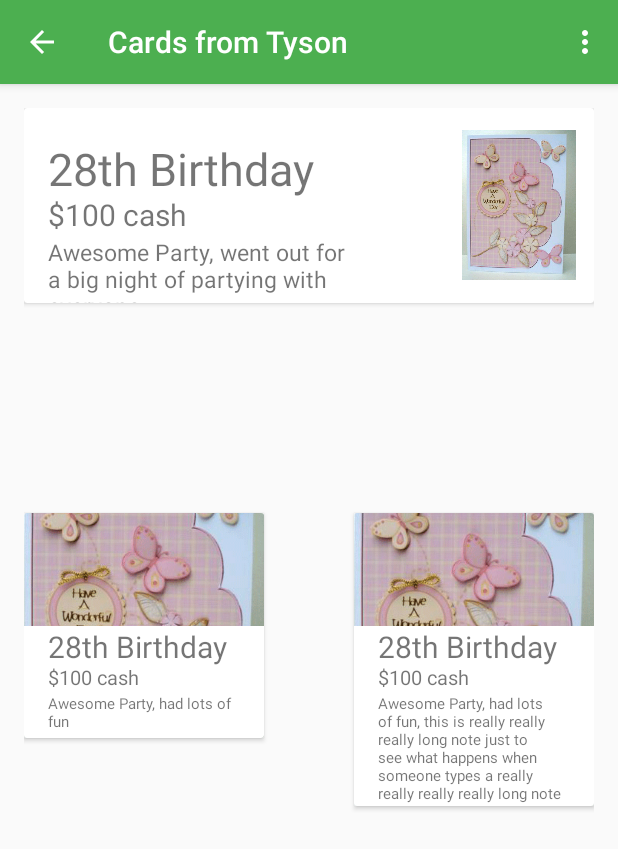
After one commit to tyelford/keepCard, an Android app: the CardTest screen opened directly, with no data from a screen before it, on a phone screen of 412 x 824 dp. The commit adds this screen. Shown: the top 849 px of the screen. Run offline under Robolectric (Android 15) with nearby library versions, the phone set to English and light mode, and no system bars.

Commit message:
Work on a material design

```diff
--- a/app/build.gradle
+++ b/app/build.gradle
@@ -22,4 +22,6 @@ android {
 dependencies {
     compile fileTree(dir: 'libs', include: ['*.jar'])
     compile 'com.android.support:appcompat-v7:22.0.0'
+    compile 'com.android.support:cardview-v7:21.0.+'
+    compile 'com.android.support:recyclerview-v7:21.0.+'
 }
--- a/app/src/main/AndroidManifest.xml
+++ b/app/src/main/AndroidManifest.xml
@@ -94,6 +94,14 @@
                 android:name="android.support.PARENT_ACTIVITY"
                 android:value="com.tyelford.cardkeeper.PersonActivity" />
         </activity>
+        <activity
+            android:name=".CardTest"
+            android:label="@string/title_activity_card_test"
+            android:parentActivityName=".Splash" >
+            <meta-data
+                android:name="android.support.PARENT_ACTIVITY"
+                android:value="com.tyelford.cardkeeper.Splash" />
+        </activity>
     </application>
 
 </manifest>
--- /dev/null
+++ b/app/src/main/java/com/tyelford/cardkeeper/CardTest.java
@@ -0,0 +1,40 @@
+package com.tyelford.cardkeeper;
+
+import android.app.Activity;
+import android.support.v7.app.ActionBarActivity;
+import android.os.Bundle;
+import android.view.Menu;
+import android.view.MenuItem;
+
+import com.tyelford.cardkeeper.R;
+
+public class CardTest extends Activity {
+
+    @Override
+    protected void onCreate(Bundle savedInstanceState) {
+        super.onCreate(savedInstanceState);
+        setContentView(R.layout.activity_card_test);
+    }
+
+    @Override
+    public boolean onCreateOptionsMenu(Menu menu) {
+        // Inflate the menu; this adds items to the action bar if it is present.
+        getMenuInflater().inflate(R.menu.menu_card_test, menu);
+        return true;
+    }
+
+    @Override
+    public boolean onOptionsItemSelected(MenuItem item) {
+        // Handle action bar item clicks here. The action bar will
+        // automatically handle clicks on the Home/Up button, so long
+        // as you specify a parent activity in AndroidManifest.xml.
+        int id = item.getItemId();
+
+        //noinspection SimplifiableIfStatement
+        if (id == R.id.action_settings) {
+            return true;
+        }
+
+        return super.onOptionsItemSelected(item);
+    }
+}
--- a/app/src/main/java/com/tyelford/cardkeeper/PersonActivity.java
+++ b/app/src/main/java/com/tyelford/cardkeeper/PersonActivity.java
@@ -279,6 +279,5 @@ public class PersonActivity extends Activity {
         Intent intent = new Intent(this, SingleGiverActivity.class);
         intent.putExtra("clickedGiver", dasGiver);
         startActivity(intent);
-
     }
 }
--- a/app/src/main/java/com/tyelford/cardkeeper/Splash.java
+++ b/app/src/main/java/com/tyelford/cardkeeper/Splash.java
@@ -76,9 +76,11 @@ public class Splash extends Activity {
     }
 
     public void deleteDatabase(View view){
-        CardDBHelper deleteDB = new CardDBHelper(this);
-        deleteDB.deleteDB();
-        Toast.makeText(this, "You have deleted all database records", Toast.LENGTH_LONG).show();
+//        CardDBHelper deleteDB = new CardDBHelper(this);
+//        deleteDB.deleteDB();
+//        Toast.makeText(this, "You have deleted all database records", Toast.LENGTH_LONG).show();
+        Intent intent = new Intent(this, CardTest.class);
+        startActivity(intent);
     }
 
 }
--- /dev/null
+++ b/app/src/main/res/layout/activity_card_test.xml
@@ -0,0 +1,166 @@
+<RelativeLayout xmlns:android="http://schemas.android.com/apk/res/android"
+    xmlns:tools="http://schemas.android.com/tools" android:layout_width="match_parent"
+    android:layout_height="match_parent" android:paddingLeft="@dimen/activity_horizontal_margin"
+    android:paddingRight="@dimen/activity_horizontal_margin"
+    android:paddingTop="@dimen/activity_vertical_margin"
+    android:paddingBottom="@dimen/activity_vertical_margin"
+    tools:context="com.tyelford.cardkeeper.CardTest">
+
+    <android.support.v7.widget.CardView
+        xmlns:card_view="http://schemas.android.com/apk/res-auto"
+        android:id="@+id/card_view"
+        android:layout_gravity="center"
+        android:layout_width="match_parent"
+        android:layout_height="130dp"
+        card_view:cardCornerRadius="2dp">
+
+        <ImageView
+            android:layout_width="100dp"
+            android:layout_height="100dp"
+            android:src="@drawable/front"
+            android:layout_gravity="center|right">
+        </ImageView>
+
+        <TextView
+            android:layout_width="wrap_content"
+            android:layout_height="wrap_content"
+            android:text="28th Birthday"
+            android:textSize="30dp"
+            android:paddingLeft="16dp"
+            android:paddingTop="20dp">
+        </TextView>
+
+        <TextView
+            android:layout_width="wrap_content"
+            android:layout_height="wrap_content"
+            android:text="$100 cash"
+            android:textSize="20dp"
+            android:paddingLeft="16dp"
+            android:paddingTop="57dp">
+        </TextView>
+
+        <TextView
+            android:layout_width="250dp"
+            android:layout_height="wrap_content"
+            android:text="Awesome Party, went out for a big night of partying with everyone"
+            android:textSize="15dp"
+            android:paddingLeft="16dp"
+            android:paddingTop="85dp">
+        </TextView>
+
+
+    </android.support.v7.widget.CardView>
+
+    <android.support.v7.widget.CardView
+        xmlns:card_view="http://schemas.android.com/apk/res-auto"
+        android:id="@+id/card_view2"
+        android:layout_gravity="center"
+        android:layout_width="160dp"
+        android:layout_height="150dp"
+        card_view:cardCornerRadius="2dp"
+        android:layout_centerVertical="true"
+        android:layout_alignTop="@+id/card_view3"
+        android:layout_alignParentLeft="true"
+        android:layout_alignParentStart="true">
+
+        <ImageView
+            android:layout_width="230dp"
+            android:layout_height="230dp"
+            android:src="@drawable/front"
+            android:layout_gravity="center">
+        </ImageView>
+
+        <ImageView
+            android:layout_width="175dp"
+            android:layout_height="150dp"
+            android:src="@color/primary_text"
+            android:paddingTop="75dp">
+        </ImageView>
+
+        <TextView
+            android:layout_width="wrap_content"
+            android:layout_height="wrap_content"
+            android:text="28th Birthday"
+            android:textSize="20dp"
+            android:paddingLeft="16dp"
+            android:paddingTop="75dp">
+        </TextView>
+
+        <TextView
+            android:layout_width="wrap_content"
+            android:layout_height="wrap_content"
+            android:text="$100 cash"
+            android:textSize="13dp"
+            android:paddingLeft="16dp"
+            android:paddingTop="100dp">
+        </TextView>
+
+        <TextView
+            android:layout_width="140dp"
+            android:layout_height="wrap_content"
+            android:text="Awesome Party, had lots of fun"
+            android:textSize="10dp"
+            android:paddingLeft="16dp"
+            android:paddingTop="120dp">
+        </TextView>
+
+
+    </android.support.v7.widget.CardView>
+
+    <android.support.v7.widget.CardView
+        xmlns:card_view="http://schemas.android.com/apk/res-auto"
+        android:id="@+id/card_view3"
+        android:layout_gravity="center"
+        android:layout_width="160dp"
+        android:layout_height="195dp"
+        card_view:cardCornerRadius="2dp"
+        android:layout_centerVertical="true"
+        android:layout_alignParentRight="true"
+        android:paddingTop="45dp"
+        >
+
+        <ImageView
+            android:layout_width="230dp"
+            android:layout_height="230dp"
+            android:src="@drawable/front"
+            android:layout_gravity="center|bottom">
+        </ImageView>
+
+        <ImageView
+            android:layout_width="175dp"
+            android:layout_height="195dp"
+            android:src="@color/primary_text"
+            android:paddingTop="75dp">
+        </ImageView>
+
+        <TextView
+            android:layout_width="wrap_content"
+            android:layout_height="wrap_content"
+            android:text="28th Birthday"
+            android:textSize="20dp"
+            android:paddingLeft="16dp"
+            android:paddingTop="75dp">
+        </TextView>
+
+        <TextView
+            android:layout_width="wrap_content"
+            android:layout_height="wrap_content"
+            android:text="$100 cash"
+            android:textSize="13dp"
+            android:paddingLeft="16dp"
+            android:paddingTop="100dp">
+        </TextView>
+
+        <TextView
+            android:layout_width="140dp"
+            android:layout_height="wrap_content"
+            android:text="Awesome Party, had lots of fun, this is really really really long note just to see what happens when someone types a really really really really long note"
+            android:textSize="10dp"
+            android:paddingLeft="16dp"
+            android:paddingTop="120dp">
+        </TextView>
+
+
+    </android.support.v7.widget.CardView>
+
+</RelativeLayout>
--- a/app/src/main/res/layout/activity_splash.xml
+++ b/app/src/main/res/layout/activity_splash.xml
@@ -23,7 +23,7 @@
         android:layout_gravity="center_horizontal"
         android:layout_marginBottom="15dp"
         android:onClick="loadNewCard"
-        />
+        android:textColor="#212121" />
 
     <Button
         android:layout_width="277dp"
@@ -33,7 +33,7 @@
         android:layout_gravity="center_horizontal"
         android:layout_marginBottom="15dp"
         android:onClick="loadNewOccasion"
-        />
+        android:textColor="#212121" />
 
     <Button
         android:layout_width="277dp"
@@ -42,7 +42,8 @@
         android:id="@+id/button_my_givers"
         android:layout_gravity="center_horizontal"
         android:layout_marginBottom="15dp"
-        android:onClick="loadPersons"/>
+        android:onClick="loadPersons"
+        android:textColor="#212121" />
 
     <Button
         android:layout_width="277dp"
@@ -51,7 +52,8 @@
         android:id="@+id/button_my_occasions"
         android:layout_gravity="center_horizontal"
         android:layout_marginBottom="15dp"
-        android:onClick="loadOccasions"/>
+        android:onClick="loadOccasions"
+        android:textColor="#212121" />
 
 
 
--- /dev/null
+++ b/app/src/main/res/menu/menu_card_test.xml
@@ -0,0 +1,7 @@
+<menu xmlns:android="http://schemas.android.com/apk/res/android"
+    xmlns:app="http://schemas.android.com/apk/res-auto"
+    xmlns:tools="http://schemas.android.com/tools"
+    tools:context="com.tyelford.cardkeeper.CardTest">
+    <item android:id="@+id/action_settings" android:title="@string/action_settings"
+        android:orderInCategory="100" app:showAsAction="never" />
+</menu>
--- /dev/null
+++ b/app/src/main/res/values-v21/colors.xml
@@ -0,0 +1,11 @@
+<?xml version="1.0" encoding="utf-8"?>
+<resources>
+    <color name="primary">#4CAF50</color>
+    <color name="primary_dark">#388E3C</color>
+    <color name="primary_light">#C8E6C9</color>
+    <color name="accent">#009688</color>
+    <color name="primary_text">#FFFFFF</color>
+    <color name="secondary_text">#727272</color>
+    <color name="icons">#FFFFFF</color>
+    <color name="divider">#B6B6B6</color>
+</resources>
--- /dev/null
+++ b/app/src/main/res/values-v21/styles.xml
@@ -0,0 +1,13 @@
+<?xml version="1.0" encoding="utf-8"?>
+<resources>
+    <style name="CardBoxCustom" parent="android:Theme.Material.Light">
+        <!--Material Design theme for v21 and above-->
+        <item name="android:colorPrimary">@color/primary</item>
+        <item name="android:colorPrimaryDark">@color/primary_dark</item>
+        <item name="android:colorAccent">@color/accent</item>
+        <item name="android:textColorPrimary">@color/primary_text</item>
+        <item name="android:textColorSecondary">@color/secondary_text</item>
+        <item name="android:icon">@color/icons</item>
+        <item name="android:divider">@color/divider</item>
+    </style>
+</resources>
--- a/app/src/main/res/values/strings.xml
+++ b/app/src/main/res/values/strings.xml
@@ -38,4 +38,5 @@
     <string name="insertOccasionNotesHint">Occasion Notes?</string>
     <string name="title_activity_occasions">OccasionsActivity</string>
     <string name="title_activity_single_giver">SingleGiverActivity</string>
+    <string name="title_activity_card_test">Cards from Tyson</string>
 </resources>
```
Also changed, not shown: 1 other file.
